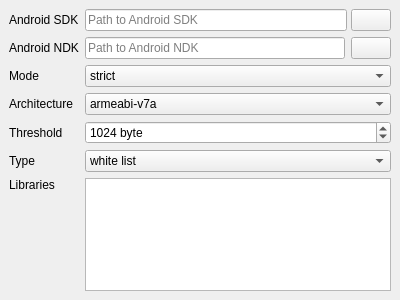
Old version of the form configdialog.ui in the repository Tencent/loli_profiler.
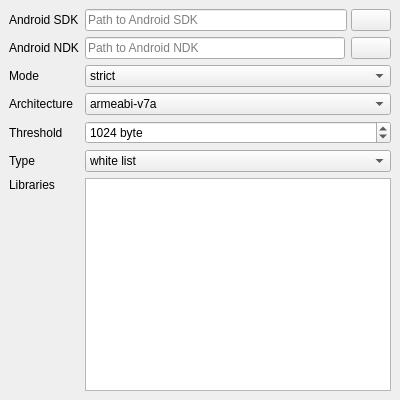
New version of the form. Icons and pictures are not drawn.

Commit message: add more contextmenu for configdialog

```diff
--- a/configdialog.ui
+++ b/configdialog.ui
@@ -10,7 +10,7 @@
     <x>0</x>
     <y>0</y>
     <width>400</width>
-    <height>300</height>
+    <height>400</height>
    </rect>
   </property>
   <property name="windowTitle">
```
The commit also changes 2 other files.
